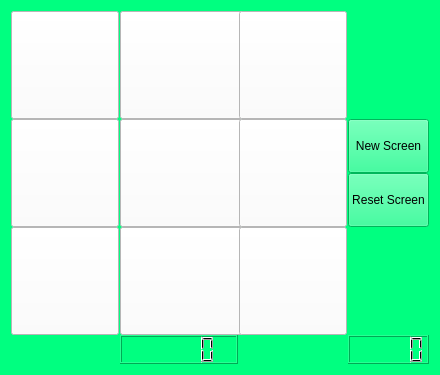
Old version of the form tictacscreen.ui in the repository HashanMaduwantha/TicTacToe.
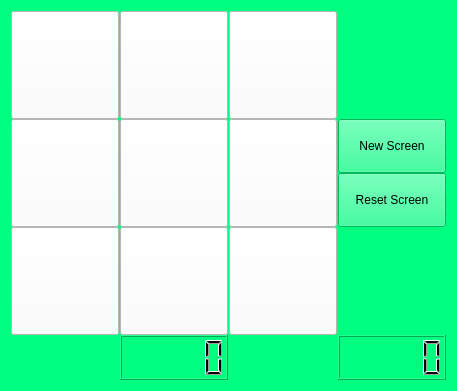
New version of the form.

```diff
--- a/tictacscreen.ui
+++ b/tictacscreen.ui
@@ -6,8 +6,8 @@
    <rect>
     <x>0</x>
     <y>0</y>
-    <width>440</width>
-    <height>375</height>
+    <width>457</width>
+    <height>391</height>
    </rect>
   </property>
   <property name="minimumSize">
@@ -53,7 +53,7 @@
      <item>
       <widget class="QPushButton" name="ResetButton">
        <property name="sizePolicy">
-        <sizepolicy hsizetype="Minimum" vsizetype="Preferred">
+        <sizepolicy hsizetype="Preferred" vsizetype="Preferred">
          <horstretch>0</horstretch>
          <verstretch>0</verstretch>
         </sizepolicy>
@@ -99,15 +99,15 @@
    <item row="0" column="1">
     <widget class="QPushButton" name="Button2">
      <property name="sizePolicy">
-      <sizepolicy hsizetype="Fixed" vsizetype="Fixed">
+      <sizepolicy hsizetype="Preferred" vsizetype="Preferred">
        <horstretch>0</horstretch>
        <verstretch>0</verstretch>
       </sizepolicy>
      </property>
      <property name="minimumSize">
       <size>
-       <width>124</width>
-       <height>108</height>
+       <width>100</width>
+       <height>100</height>
       </size>
      </property>
      <property name="font">
@@ -157,15 +157,15 @@
    <item row="1" column="1">
     <widget class="QPushButton" name="Button5">
      <property name="sizePolicy">
-      <sizepolicy hsizetype="Fixed" vsizetype="Fixed">
+      <sizepolicy hsizetype="Preferred" vsizetype="Preferred">
        <horstretch>0</horstretch>
        <verstretch>0</verstretch>
       </sizepolicy>
      </property>
      <property name="minimumSize">
       <size>
-       <width>124</width>
-       <height>108</height>
+       <width>100</width>
+       <height>100</height>
       </size>
      </property>
      <property name="font">
@@ -186,15 +186,15 @@
    <item row="1" column="2">
     <widget class="QPushButton" name="Button6">
      <property name="sizePolicy">
-      <sizepolicy hsizetype="Fixed" vsizetype="Fixed">
+      <sizepolicy hsizetype="Preferred" vsizetype="Preferred">
        <horstretch>0</horstretch>
        <verstretch>0</verstretch>
       </sizepolicy>
      </property>
      <property name="minimumSize">
       <size>
-       <width>108</width>
-       <height>108</height>
+       <width>100</width>
+       <height>100</height>
       </size>
      </property>
      <property name="font">
@@ -215,15 +215,15 @@
    <item row="2" column="1">
     <widget class="QPushButton" name="Button8">
      <property name="sizePolicy">
-      <sizepolicy hsizetype="Fixed" vsizetype="Fixed">
+      <sizepolicy hsizetype="Preferred" vsizetype="Preferred">
        <horstretch>0</horstretch>
        <verstretch>0</verstretch>
       </sizepolicy>
      </property>
      <property name="minimumSize">
       <size>
-       <width>124</width>
-       <height>108</height>
+       <width>100</width>
+       <height>100</height>
       </size>
      </property>
      <property name="font">
@@ -293,15 +293,15 @@
    <item row="0" column="2">
     <widget class="QPushButton" name="Button3">
      <property name="sizePolicy">
-      <sizepolicy hsizetype="Fixed" vsizetype="Fixed">
+      <sizepolicy hsizetype="Preferred" vsizetype="Preferred">
        <horstretch>0</horstretch>
        <verstretch>0</verstretch>
       </sizepolicy>
      </property>
      <property name="minimumSize">
       <size>
-       <width>108</width>
-       <height>108</height>
+       <width>100</width>
+       <height>100</height>
       </size>
      </property>
      <property name="font">
@@ -322,21 +322,21 @@
    <item row="2" column="2">
     <widget class="QPushButton" name="Button9">
      <property name="sizePolicy">
-      <sizepolicy hsizetype="Fixed" vsizetype="Fixed">
+      <sizepolicy hsizetype="Preferred" vsizetype="Preferred">
        <horstretch>0</horstretch>
        <verstretch>0</verstretch>
       </sizepolicy>
      </property>
      <property name="minimumSize">
       <size>
-       <width>108</width>
-       <height>108</height>
+       <width>100</width>
+       <height>100</height>
       </size>
      </property>
      <property name="maximumSize">
       <size>
-       <width>108</width>
-       <height>108</height>
+       <width>16777215</width>
+       <height>16777215</height>
       </size>
      </property>
      <property name="font">
```
Left out of the diff: 21 changed lines with no effect on the pictures.
